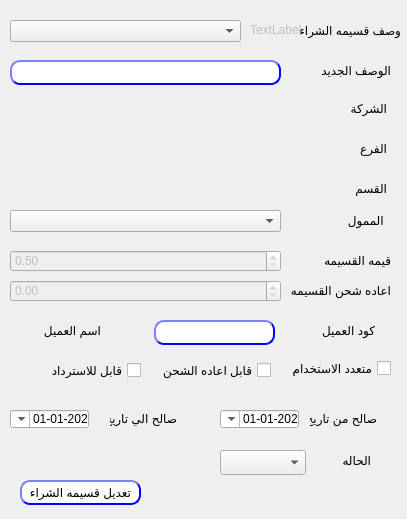
This is presentation/voucher_ui/editVoucher.ui in shymaa123456/HyperPOS2020 as Qt 5 draws it before an edit. The edited form follows.
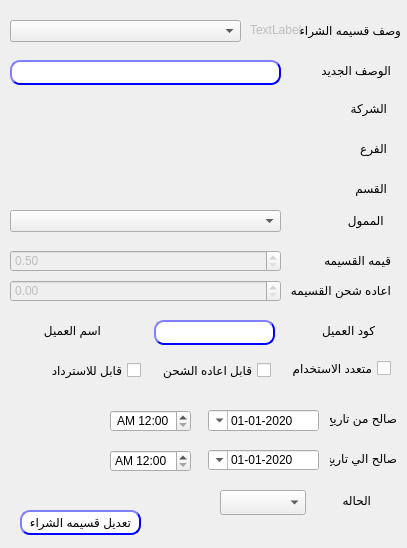
This is the edited form.

The edit to the form file:
```diff
--- a/presentation/voucher_ui/editVoucher.ui
+++ b/presentation/voucher_ui/editVoucher.ui
@@ -10,7 +10,7 @@
     <x>0</x>
     <y>0</y>
     <width>407</width>
-    <height>519</height>
+    <height>548</height>
    </rect>
   </property>
   <property name="windowTitle">
@@ -36,7 +36,7 @@
    <property name="geometry">
     <rect>
      <x>330</x>
-     <y>450</y>
+     <y>490</y>
      <width>41</width>
      <height>20</height>
     </rect>
@@ -52,7 +52,7 @@
    <property name="geometry">
     <rect>
      <x>220</x>
-     <y>450</y>
+     <y>490</y>
      <width>86</width>
      <height>25</height>
     </rect>
@@ -62,7 +62,7 @@
    <property name="geometry">
     <rect>
      <x>20</x>
-     <y>480</y>
+     <y>510</y>
      <width>121</width>
      <height>25</height>
     </rect>
@@ -117,7 +117,7 @@
   <widget class="QLabel" name="desc_3">
    <property name="geometry">
     <rect>
-     <x>310</x>
+     <x>330</x>
      <y>410</y>
      <width>67</width>
      <height>17</height>
@@ -130,8 +130,8 @@
   <widget class="QLabel" name="desc_4">
    <property name="geometry">
     <rect>
-     <x>110</x>
-     <y>410</y>
+     <x>330</x>
+     <y>450</y>
      <width>67</width>
      <height>17</height>
     </rect>
@@ -146,10 +146,10 @@
   <widget class="QDateTimeEdit" name="Qdate_to">
    <property name="geometry">
     <rect>
-     <x>10</x>
-     <y>410</y>
-     <width>79</width>
-     <height>18</height>
+     <x>208</x>
+     <y>450</y>
+     <width>111</width>
+     <height>20</height>
     </rect>
    </property>
    <property name="layoutDirection">
@@ -175,10 +175,10 @@
   <widget class="QDateTimeEdit" name="Qdate_from">
    <property name="geometry">
     <rect>
-     <x>220</x>
+     <x>208</x>
      <y>410</y>
-     <width>79</width>
-     <height>18</height>
+     <width>111</width>
+     <height>21</height>
     </rect>
    </property>
    <property name="layoutDirection">
@@ -531,6 +531,38 @@
     <string>اعاده شحن القسيمه</string>
    </property>
   </widget>
+  <widget class="QTimeEdit" name="Qtime_from">
+   <property name="geometry">
+    <rect>
+     <x>110</x>
+     <y>410</y>
+     <width>81</width>
+     <height>22</height>
+    </rect>
+   </property>
+   <property name="alignment">
+    <set>Qt::AlignCenter</set>
+   </property>
+   <property name="currentSection">
+    <enum>QDateTimeEdit::AmPmSection</enum>
+   </property>
+   <property name="displayFormat">
+    <string>AP hh:mm</string>
+   </property>
+  </widget>
+  <widget class="QTimeEdit" name="Qtime_to">
+   <property name="geometry">
+    <rect>
+     <x>110</x>
+     <y>450</y>
+     <width>81</width>
+     <height>22</height>
+    </rect>
+   </property>
+   <property name="displayFormat">
+    <string>AP hh:mm</string>
+   </property>
+  </widget>
  </widget>
  <resources/>
  <connections/>
```
